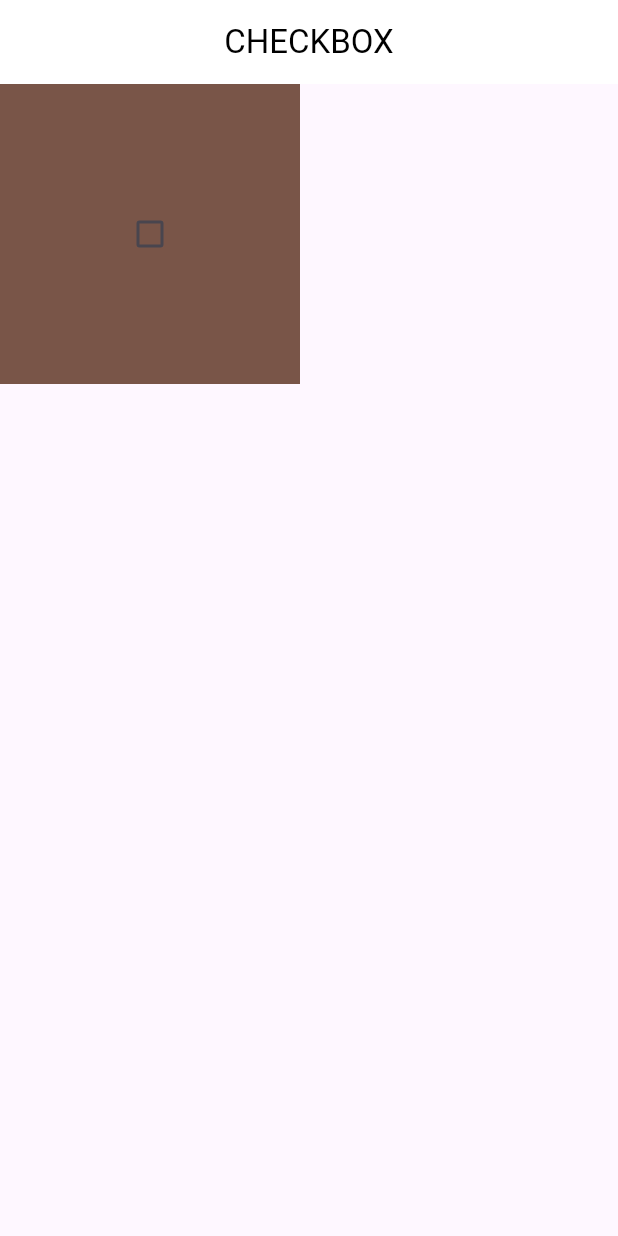
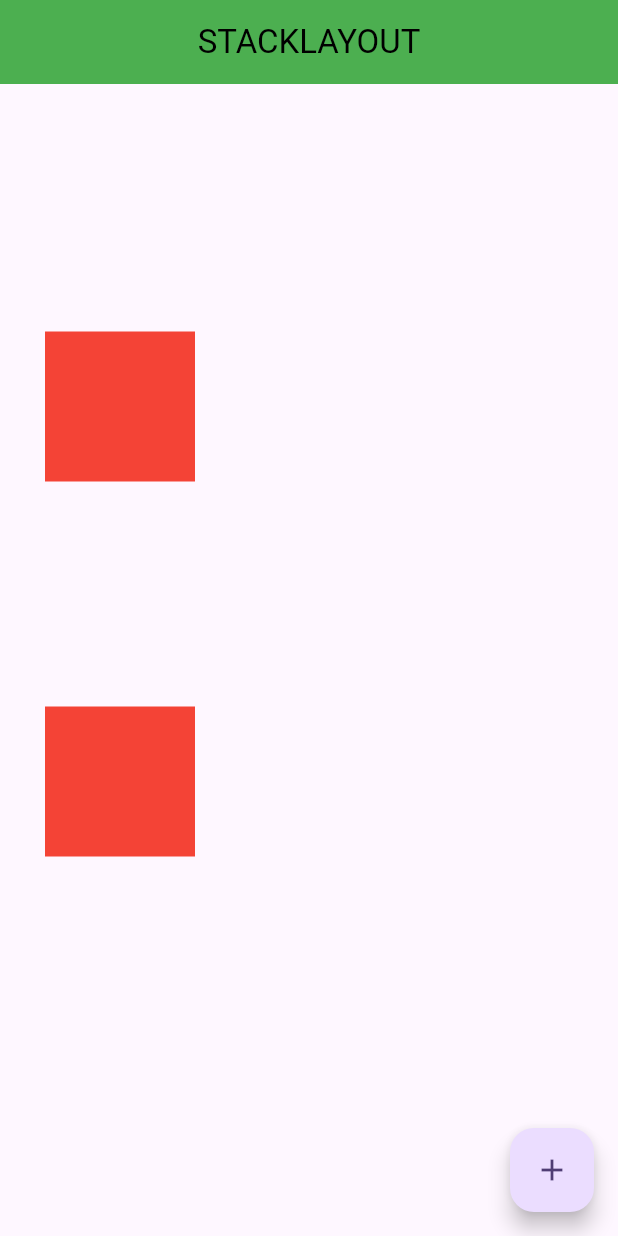
Before and after one commit to razmiya/flutter-practice, a Flutter app: the screen it shows after launch, on a phone screen of 412 x 824 dp. Run offline on Flutter 3.47's test engine with Material 2 defaults, Android fonts, the phone set to English and light mode, and no system bars.

Commit message:
stacklayout prfacticed

```diff
--- a/lib/checkbox.dart
+++ b/lib/checkbox.dart
@@ -1,21 +1,57 @@
 import 'package:flutter/material.dart';
+// class Checkboxdemo extends StatefulWidget {
+//   Checkboxdemo({super.key});
+//
+//   @override
+//   State<Checkboxdemo> createState() => _CheckboxdemoState();
+// }
+//
+// class _CheckboxdemoState extends State<Checkboxdemo> {
+//   bool checked=false;
+//
+//   @override
+//   Widget build(BuildContext context) {
+//     return Scaffold(
+//       appBar: AppBar(
+//         title: Text('CHECKBOX',style: TextStyle(color: Colors.black),),
+//         centerTitle: true,
+//         backgroundColor: Colors.white,
+//       ),
+//       body: Container(
+//         child: Checkbox(
+//           value: checked,
+//           onChanged: (v){
+//             setState(() {
+//               checked=v!;
+//             });
+//           },
+//
+//
+//
+//         ),
+//         height: 200,
+//         width: 200,
+//         color: Colors.brown,
+//       ),
+//     );
+//   }
+// }
 class Checkboxdemo extends StatefulWidget {
-  Checkboxdemo({super.key});
+  const Checkboxdemo({super.key});
 
   @override
   State<Checkboxdemo> createState() => _CheckboxdemoState();
 }
 
 class _CheckboxdemoState extends State<Checkboxdemo> {
-  bool checked=false;
-
+  bool checked=true;
   @override
   Widget build(BuildContext context) {
     return Scaffold(
       appBar: AppBar(
         title: Text('CHECKBOX',style: TextStyle(color: Colors.black),),
         centerTitle: true,
-        backgroundColor: Colors.white,
+        backgroundColor: Colors.cyan,
       ),
       body: Container(
         child: Checkbox(
@@ -24,14 +60,11 @@ class _CheckboxdemoState extends State<Checkboxdemo> {
             setState(() {
               checked=v!;
             });
-          },
-
-
-
+          }
         ),
-        height: 200,
-        width: 200,
-        color: Colors.brown,
+        height: 300,
+        width: 300,
+        color: Colors.red,
       ),
     );
   }
--- a/lib/main.dart
+++ b/lib/main.dart
@@ -1,9 +1,11 @@
 import 'package:androidstudioproject/practice.dart';
+import 'package:androidstudioproject/stacklayout.dart';
 import 'package:flutter/material.dart';
 import 'package:androidstudioproject/practice2.dart';
 
 import 'checkbox.dart';
 import 'elevated.dart';
+import 'layout.dart';
 void main() {
   runApp(const MyApp());
 }
@@ -35,7 +37,7 @@ class MyApp extends StatelessWidget {
         colorScheme: ColorScheme.fromSeed(seedColor: Colors.deepPurple),
         useMaterial3: true,
       ),
-      home:Checkboxdemo(),
+      home:Stackdemo(),
     );
   }
 }
--- /dev/null
+++ b/lib/stacklayout.dart
@@ -0,0 +1,52 @@
+import 'package:flutter/material.dart';
+class Stackdemo extends StatefulWidget {
+  const Stackdemo({super.key});
+
+  @override
+  State<Stackdemo> createState() => _StackdemoState();
+}
+
+class _StackdemoState extends State<Stackdemo> {
+  @override
+  Widget build(BuildContext context) {
+    return Scaffold(
+      appBar: AppBar(
+        title: Text('STACKLAYOUT',style: TextStyle(color: Colors.black),),
+        centerTitle: true,
+        backgroundColor: Colors.green,
+      ),
+      floatingActionButton: FloatingActionButton(
+        onPressed: (){
+          print("floating action button");
+        },
+        child: Icon(
+          Icons.add
+        ),
+      ),
+      body: Stack(
+        children: [
+          Positioned(
+            left: 15,
+            top: 150,
+            child: Container(
+              height: 100,
+              width: 100,
+              color: Colors.red,
+              margin: EdgeInsets.all(15),
+            ),
+          ),
+          Positioned(
+            left: 15,
+            top: 400,
+            child: Container(
+              height: 100,
+              width: 100,
+              color: Colors.red,
+              margin: EdgeInsets.all(15),
+            ),
+          ),
+        ],
+      ),
+    );
+  }
+}
```
Also changed, not shown: lib/elevated.dart (+35 -4 lines), lib/layout.dart (added, +70 -0 lines).
